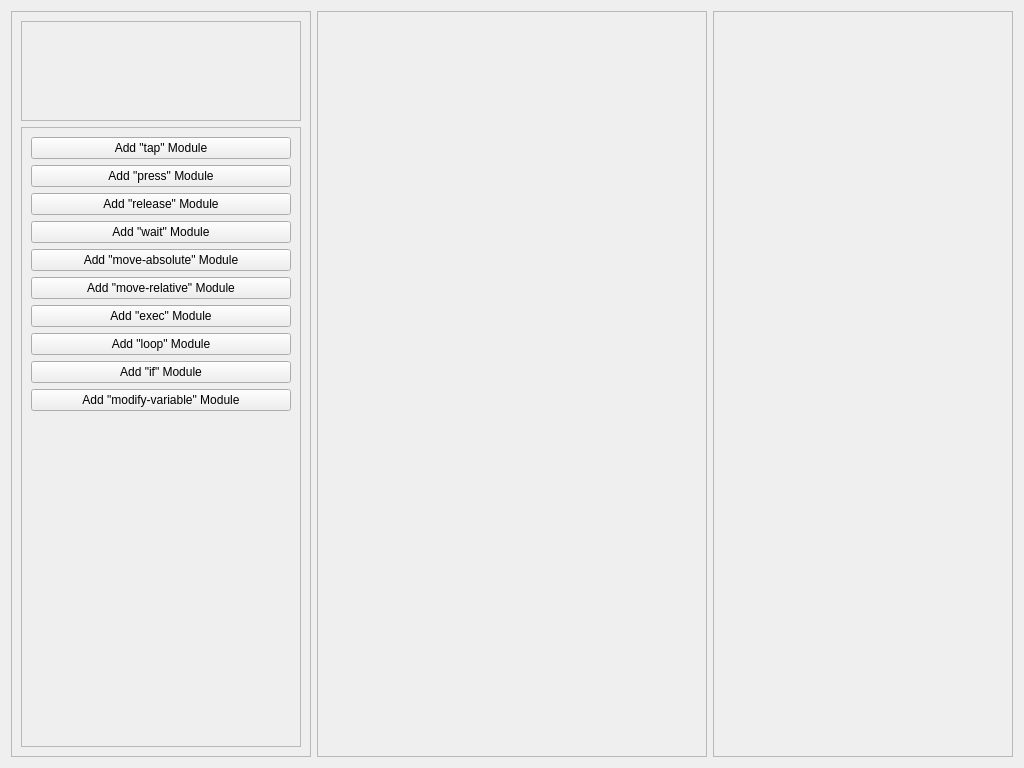
This is src/gui/scriptWindow.ui in Nmstr/taskZen as Qt 5 draws it before an edit. The edited form follows.
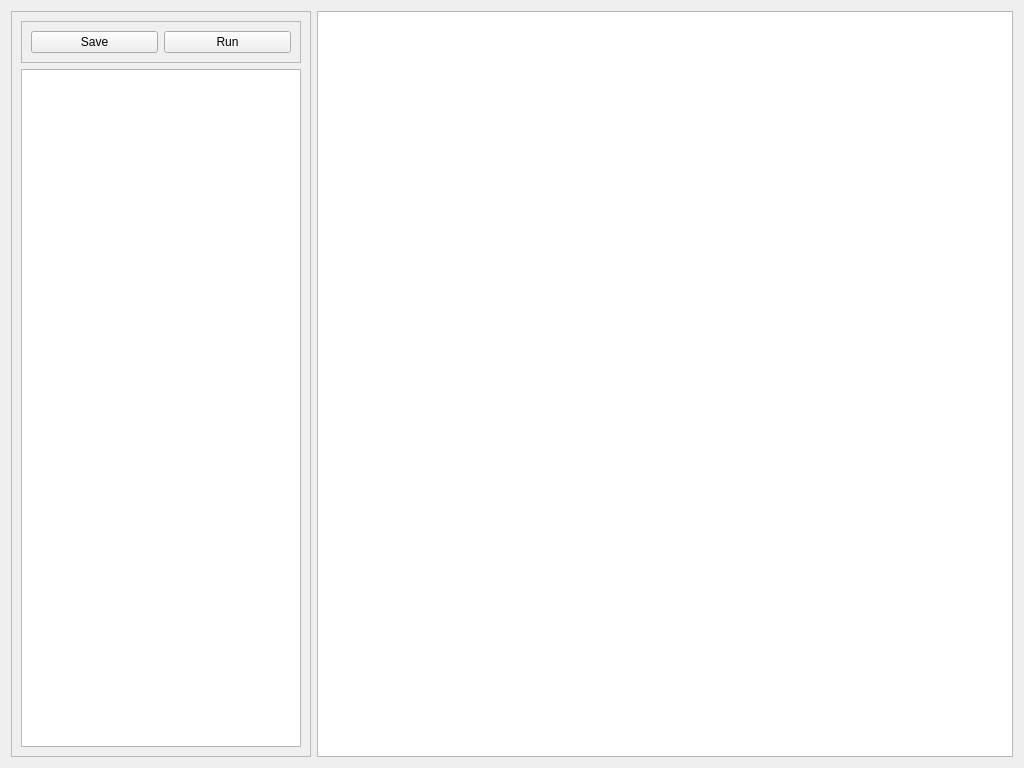
This is the edited form.

Diff of the .ui file:
```diff
--- a/src/gui/scriptWindow.ui
+++ b/src/gui/scriptWindow.ui
@@ -21,7 +21,13 @@
   </property>
   <layout class="QHBoxLayout" name="horizontalLayout">
    <item>
-    <widget class="QFrame" name="moduleBar">
+    <widget class="QFrame" name="side">
+     <property name="minimumSize">
+      <size>
+       <width>300</width>
+       <height>0</height>
+      </size>
+     </property>
      <property name="maximumSize">
       <size>
        <width>300</width>
@@ -40,7 +46,13 @@
         <property name="minimumSize">
          <size>
           <width>0</width>
-          <height>100</height>
+          <height>0</height>
+         </size>
+        </property>
+        <property name="maximumSize">
+         <size>
+          <width>16777215</width>
+          <height>50</height>
          </size>
         </property>
         <property name="frameShape">
@@ -49,167 +61,32 @@
         <property name="frameShadow">
          <enum>QFrame::Shadow::Raised</enum>
         </property>
+        <layout class="QHBoxLayout" name="horizontalLayout_2">
+         <item>
+          <widget class="QPushButton" name="saveBtn">
+           <property name="text">
+            <string>Save</string>
+           </property>
+          </widget>
+         </item>
+         <item>
+          <widget class="QPushButton" name="runBtn">
+           <property name="text">
+            <string>Run</string>
+           </property>
+          </widget>
+         </item>
+        </layout>
        </widget>
       </item>
       <item>
-       <widget class="QScrollArea" name="modulesArea">
-        <property name="widgetResizable">
-         <bool>true</bool>
-        </property>
-        <widget class="QWidget" name="modulesAreaContent">
-         <property name="geometry">
-          <rect>
-           <x>0</x>
-           <y>0</y>
-           <width>278</width>
-           <height>622</height>
-          </rect>
-         </property>
-         <layout class="QVBoxLayout" name="verticalLayout_2">
-          <item>
-           <widget class="QPushButton" name="addTap">
-            <property name="text">
-             <string>Add &quot;tap&quot; Module</string>
-            </property>
-           </widget>
-          </item>
-          <item>
-           <widget class="QPushButton" name="addPress">
-            <property name="text">
-             <string>Add &quot;press&quot; Module</string>
-            </property>
-           </widget>
-          </item>
-          <item>
-           <widget class="QPushButton" name="addRelease">
-            <property name="text">
-             <string>Add &quot;release&quot; Module</string>
-            </property>
-           </widget>
-          </item>
-          <item>
-           <widget class="QPushButton" name="addWait">
-            <property name="text">
-             <string>Add &quot;wait&quot; Module</string>
-            </property>
-           </widget>
-          </item>
-          <item>
-           <widget class="QPushButton" name="addMoveAbsolute">
-            <property name="text">
-             <string>Add &quot;move-absolute&quot; Module</string>
-            </property>
-           </widget>
-          </item>
-          <item>
-           <widget class="QPushButton" name="addMoveRelative">
-            <property name="text">
-             <string>Add &quot;move-relative&quot; Module</string>
-            </property>
-           </widget>
-          </item>
-          <item>
-           <widget class="QPushButton" name="addExec">
-            <property name="text">
-             <string>Add &quot;exec&quot; Module</string>
-            </property>
-           </widget>
-          </item>
-          <item>
-           <widget class="QPushButton" name="addLoop">
-            <property name="text">
-             <string>Add &quot;loop&quot; Module</string>
-            </property>
-           </widget>
-          </item>
-          <item>
-           <widget class="QPushButton" name="addIf">
-            <property name="text">
-             <string>Add &quot;if&quot; Module</string>
-            </property>
-           </widget>
-          </item>
-          <item>
-           <widget class="QPushButton" name="addModifyVariable">
-            <property name="text">
-             <string>Add &quot;modify-variable&quot; Module</string>
-            </property>
-           </widget>
-          </item>
-          <item>
-           <spacer name="verticalSpacer">
-            <property name="orientation">
-             <enum>Qt::Orientation::Vertical</enum>
-            </property>
-            <property name="sizeHint" stdset="0">
-             <size>
-              <width>20</width>
-              <height>40</height>
-             </size>
-            </property>
-           </spacer>
-          </item>
-         </layout>
-        </widget>
-       </widget>
+       <widget class="QTextBrowser" name="sideText"/>
       </item>
      </layout>
     </widget>
    </item>
    <item>
-    <widget class="QScrollArea" name="scriptArea">
-     <property name="widgetResizable">
-      <bool>true</bool>
-     </property>
-     <property name="alignment">
-      <set>Qt::AlignmentFlag::AlignLeading|Qt::AlignmentFlag::AlignLeft|Qt::AlignmentFlag::AlignVCenter</set>
-     </property>
-     <widget class="QWidget" name="scriptAreaContent">
-      <property name="geometry">
-       <rect>
-        <x>0</x>
-        <y>0</y>
-        <width>392</width>
-        <height>748</height>
-       </rect>
-      </property>
-      <property name="sizePolicy">
-       <sizepolicy hsizetype="Preferred" vsizetype="Preferred">
-        <horstretch>0</horstretch>
-        <verstretch>0</verstretch>
-       </sizepolicy>
-      </property>
-      <property name="minimumSize">
-       <size>
-        <width>0</width>
-        <height>0</height>
-       </size>
-      </property>
-      <layout class="QVBoxLayout" name="verticalLayout_3"/>
-     </widget>
-    </widget>
-   </item>
-   <item>
-    <widget class="QFrame" name="configBar">
-     <property name="minimumSize">
-      <size>
-       <width>300</width>
-       <height>0</height>
-      </size>
-     </property>
-     <property name="maximumSize">
-      <size>
-       <width>300</width>
-       <height>16777215</height>
-      </size>
-     </property>
-     <property name="frameShape">
-      <enum>QFrame::Shape::StyledPanel</enum>
-     </property>
-     <property name="frameShadow">
-      <enum>QFrame::Shadow::Raised</enum>
-     </property>
-    </widget>
+    <widget class="QPlainTextEdit" name="scriptInput"/>
    </item>
   </layout>
  </widget>
```
Left out of the diff: 2 changed lines with no effect on the pictures.
